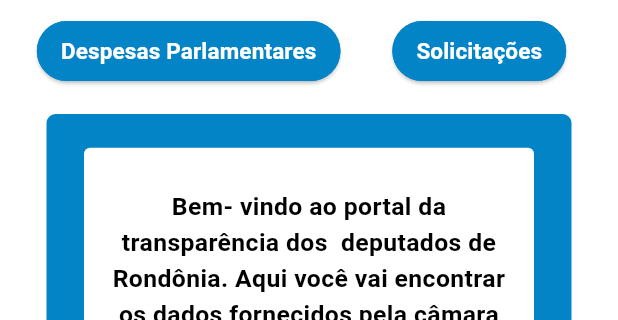
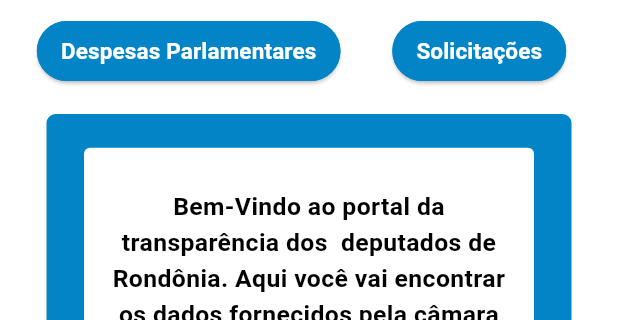
Before and after one commit to victorbrasileiro/ifroappfairmvp, a Flutter app: the screen it shows after launch, on a phone screen of 412 x 824 dp, the part 84-404 px from its top. Run offline on Flutter 3.47's test engine with Material 3 defaults, Android fonts, the phone set to English and light mode, and no system bars; network calls fail.

Commit message:
atualizando projeto

```diff
--- a/lib/main.dart
+++ b/lib/main.dart
@@ -137,7 +137,7 @@ class _TelaInicialState extends State<TelaInicial> {
                         padding: EdgeInsets.all(10.0),
                         child: Center(
                           child: Text(
-                            'Bem- vindo ao portal da transparência dos  deputados de Rondônia. Aqui você vai encontrar os dados fornecidos pela câmara dos últimos 5 anos. ',
+                            'Bem-Vindo ao portal da transparência dos  deputados de Rondônia. Aqui você vai encontrar os dados fornecidos pela câmara dos últimos 5 anos. ',
                             style: TextStyle(
                               color: Colors.black,
                               fontWeight: FontWeight.w700,
```
